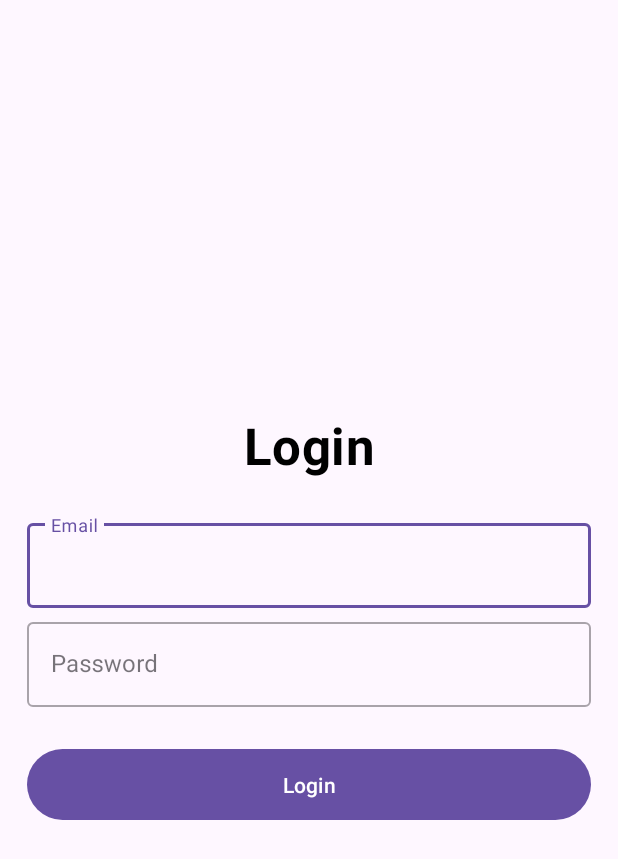
After one commit to RithyP/android-note-taking-app, an Android app: the layout fragment_login.xml on its own in the app's theme, with its tools: preview values and no code run, on a phone screen of 412 x 824 dp. The commit adds this screen. Shown: the top 859 px of the screen. Run offline under Robolectric (Android 15) with nearby library versions, the phone set to English and light mode, and no system bars.

Commit message:
Connecting different module to make sure each module could work with each other

```diff
--- a/core/common/build.gradle.kts
+++ b/core/common/build.gradle.kts
@@ -6,6 +6,10 @@ plugins {
 android {
     namespace = "com.core.common"
     compileSdk = 33
+
+    buildFeatures {
+        viewBinding = true
+    }
 
     defaultConfig {
         minSdk = 26
--- /dev/null
+++ b/core/common/src/main/res/values-night/themes.xml
@@ -0,0 +1,7 @@
+<resources xmlns:tools="http://schemas.android.com/tools">
+    <!-- Base application theme. -->
+    <style name="Base.Theme.NoteTakingApp" parent="Theme.Material3.DayNight.NoActionBar">
+        <!-- Customize your dark theme here. -->
+        <!-- <item name="colorPrimary">@color/my_dark_primary</item> -->
+    </style>
+</resources>
--- /dev/null
+++ b/core/common/src/main/res/values/colors.xml
@@ -0,0 +1,5 @@
+<?xml version="1.0" encoding="utf-8"?>
+<resources>
+    <color name="black">#FF000000</color>
+    <color name="white">#FFFFFFFF</color>
+</resources>
--- /dev/null
+++ b/core/common/src/main/res/values/strings.xml
@@ -0,0 +1,3 @@
+<resources>
+    <string name="app_name">Note Taking App</string>
+</resources>
--- /dev/null
+++ b/core/common/src/main/res/values/themes.xml
@@ -0,0 +1,9 @@
+<resources xmlns:tools="http://schemas.android.com/tools">
+    <!-- Base application theme. -->
+    <style name="Base.Theme.NoteTakingApp" parent="Theme.Material3.DayNight.NoActionBar">
+        <!-- Customize your light theme here. -->
+        <!-- <item name="colorPrimary">@color/my_light_primary</item> -->
+    </style>
+
+    <style name="Theme.NoteTakingApp" parent="Base.Theme.NoteTakingApp" />
+</resources>
--- a/feature/authentication/ui/src/main/AndroidManifest.xml
+++ b/feature/authentication/ui/src/main/AndroidManifest.xml
@@ -1,4 +1,5 @@
 <?xml version="1.0" encoding="utf-8"?>
-<manifest xmlns:android="http://schemas.android.com/apk/res/android">
+<manifest xmlns:android="http://schemas.android.com/apk/res/android"
+    package="com.feature.authentication.ui">
 
 </manifest>
--- /dev/null
+++ b/feature/authentication/ui/src/main/res/layout/fragment_login.xml
@@ -0,0 +1,74 @@
+<?xml version="1.0" encoding="utf-8"?>
+<androidx.constraintlayout.widget.ConstraintLayout xmlns:android="http://schemas.android.com/apk/res/android"
+    xmlns:app="http://schemas.android.com/apk/res-auto"
+    android:layout_width="match_parent"
+    android:layout_height="match_parent">
+
+    <TextView
+        android:id="@+id/loginText"
+        android:layout_width="wrap_content"
+        android:layout_height="wrap_content"
+        android:text="Login"
+        android:textAppearance="@style/TextAppearance.MaterialComponents.Headline4"
+        android:textColor="@color/black"
+        android:textStyle="bold"
+        app:layout_constraintBottom_toTopOf="@id/emailInputLayout"
+        app:layout_constraintEnd_toEndOf="parent"
+        app:layout_constraintHorizontal_bias="0.5"
+        app:layout_constraintStart_toStartOf="parent"
+        app:layout_constraintTop_toTopOf="parent"
+        app:layout_constraintVertical_chainStyle="packed" />
+
+    <com.google.android.material.textfield.TextInputLayout
+        android:id="@+id/emailInputLayout"
+        style="@style/Widget.MaterialComponents.TextInputLayout.OutlinedBox"
+        android:layout_width="0dp"
+        android:layout_height="wrap_content"
+        android:layout_marginHorizontal="18dp"
+        android:layout_marginTop="24dp"
+        android:hint="Email"
+        app:layout_constraintBottom_toTopOf="@id/passwordInputLayout"
+        app:layout_constraintLeft_toLeftOf="parent"
+        app:layout_constraintRight_toRightOf="parent"
+        app:layout_constraintTop_toBottomOf="@id/loginText">
+
+        <com.google.android.material.textfield.TextInputEditText
+            android:id="@+id/emailEditText"
+            android:layout_width="match_parent"
+            android:layout_height="wrap_content" />
+
+    </com.google.android.material.textfield.TextInputLayout>
+
+    <com.google.android.material.textfield.TextInputLayout
+        android:id="@+id/passwordInputLayout"
+        style="@style/Widget.MaterialComponents.TextInputLayout.OutlinedBox"
+        android:layout_width="0dp"
+        android:layout_height="wrap_content"
+        android:layout_marginHorizontal="18dp"
+        android:layout_marginTop="4dp"
+        android:hint="Password"
+        app:layout_constraintBottom_toTopOf="@id/loginBtn"
+        app:layout_constraintLeft_toLeftOf="parent"
+        app:layout_constraintRight_toRightOf="parent"
+        app:layout_constraintTop_toBottomOf="@id/emailInputLayout">
+
+        <com.google.android.material.textfield.TextInputEditText
+            android:id="@+id/passwordEditText"
+            android:layout_width="match_parent"
+            android:layout_height="wrap_content" />
+
+    </com.google.android.material.textfield.TextInputLayout>
+
+    <Button
+        android:id="@+id/loginBtn"
+        android:layout_width="match_parent"
+        android:layout_height="wrap_content"
+        android:layout_marginHorizontal="18dp"
+        android:layout_marginTop="24dp"
+        android:minHeight="55dp"
+        android:text="Login"
+        app:layout_constraintBottom_toBottomOf="parent"
+        app:layout_constraintTop_toBottomOf="@id/passwordInputLayout" />
+
+
+</androidx.constraintlayout.widget.ConstraintLayout>
--- /dev/null
+++ b/feature/authentication/ui/src/main/res/values/colors.xml
@@ -0,0 +1,5 @@
+<?xml version="1.0" encoding="utf-8"?>
+<resources>
+    <color name="black">#FF000000</color>
+    <color name="white">#FFFFFFFF</color>
+</resources>
```
Also changed, not shown: app/build.gradle.kts (+8 -0 lines), app/src/main/res/layout/activity_main.xml (+10 -8 lines), app/src/main/res/navigation/app_navigation.xml (added, +10 -0 lines), build.gradle.kts (+7 -0 lines), buildSrc/src/main/java/Dependencies.kt (+11 -1 lines), core/common/src/main/java/com/core/common/BaseFragment.kt (added, +59 -0 lines), feature/authentication/ui/build.gradle.kts (+35 -8 lines), feature/authentication/ui/src/main/java/com/feature/authentication/ui/login/LoginFragment.kt (added, +12 -0 lines), feature/authentication/ui/src/main/res/navigation/login_navigation.xml (added, +16 -0 lines).
